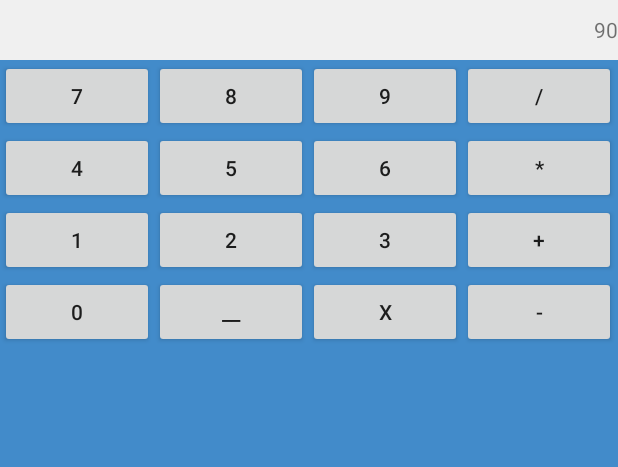
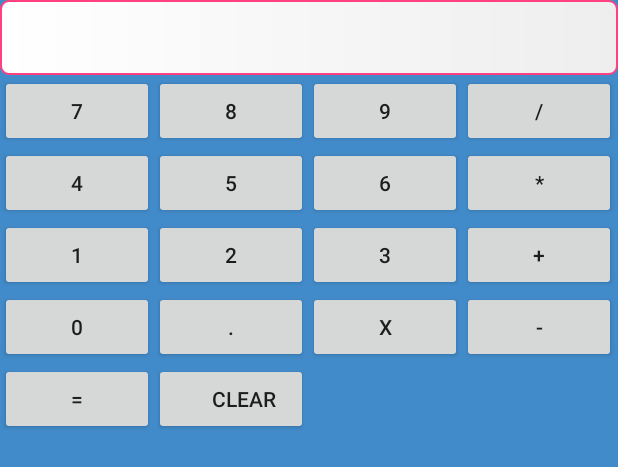
Before and after one commit to ilovezy/AndriodBasic, an Android app: the layout calculator.xml on its own in the app's theme, with its tools: preview values and no code run, on a phone screen of 412 x 824 dp. Shown: the top 467 px of the screen. Run offline under Robolectric (Android 15) with nearby library versions, the phone set to English and light mode, and no system bars.

Commit message:
a mini calculator with so many bugs that can not even run up

```diff
--- /dev/null
+++ b/app/src/main/res/drawable-night/edit_text.xml
@@ -0,0 +1,8 @@
+<?xml version="1.0" encoding="utf-8"?>
+<shape xmlns:android="http://schemas.android.com/apk/res/android">
+    <corners android:radius="5dp" />
+    <gradient
+        android:startColor="@color/colorWhite"
+        android:endColor="#eee" />
+    <stroke android:width="1dp" android:color="@color/colorAccent"></stroke>
+</shape>
--- /dev/null
+++ b/app/src/main/res/drawable/btn_orange.xml
@@ -0,0 +1,6 @@
+<?xml version="1.0" encoding="utf-8"?>
+<shape xmlns:android="http://schemas.android.com/apk/res/android">
+    <corners android:radius="5dp" />
+    <gradient android:startColor="@color/colorAccent" android:endColor="@color/colorAccent" />
+    <stroke android:width="1dp" android:color="@color/colorAccent"></stroke>
+</shape>
--- /dev/null
+++ b/app/src/main/res/drawable/edit_text.xml
@@ -0,0 +1,8 @@
+<?xml version="1.0" encoding="utf-8"?>
+<shape xmlns:android="http://schemas.android.com/apk/res/android">
+    <corners android:radius="5dp" />
+    <gradient
+        android:startColor="@color/colorWhite"
+        android:endColor="#eee" />
+    <stroke android:width="1dp" android:color="@color/colorAccent"></stroke>
+</shape>
--- a/app/src/main/res/layout/calculator.xml
+++ b/app/src/main/res/layout/calculator.xml
@@ -5,12 +5,13 @@
     android:stretchColumns="*"
     android:background="@color/colorPrimary"
     >
-    <TextView
-        android:background="#f0f0f0"
-        android:layout_width="match_parent"
-        android:layout_height="40dp"
-        android:text="90"
-        android:gravity="right|center" />
+    <EditText
+        android:id="@+id/editText"
+        android:background="@drawable/edit_text"
+        android:layout_height="50dp"
+        android:enabled="false"
+        />
+
     <TableRow>
         <Button
             android:layout_width="wrap_content"
@@ -32,7 +33,7 @@
         <Button
             android:layout_width="wrap_content"
             android:layout_height="wrap_content"
-            android:id="@+id/btnDidision"
+            android:id="@+id/btnDivide"
             android:text="/" />
     </TableRow>
     <TableRow>
@@ -56,7 +57,7 @@
         <Button
             android:layout_width="wrap_content"
             android:layout_height="wrap_content"
-            android:id="@+id/btnMultiplication"
+            android:id="@+id/btnMultiply"
             android:text="*" />
     </TableRow>
     <TableRow>
@@ -89,13 +90,11 @@
             android:layout_height="wrap_content"
             android:id="@+id/btn0"
             android:text="0" />
-
         <Button
             android:layout_width="wrap_content"
             android:layout_height="wrap_content"
-            android:id="@+id/btnSpace"
-            android:text="__" />
-
+            android:id="@+id/btnPoint"
+            android:text="." />
         <Button
             android:layout_width="wrap_content"
             android:layout_height="wrap_content"
@@ -107,4 +106,19 @@
             android:id="@+id/btnMinus"
             android:text="-" />
     </TableRow>
+
+    <TableRow>
+        <Button
+            android:layout_width="wrap_content"
+            android:layout_height="wrap_content"
+            android:id="@+id/btnEquals"
+            android:text="="/>
+
+        <Button
+            android:layout_width="wrap_content"
+            android:layout_height="wrap_content"
+            android:paddingLeft="30dp"
+            android:id="@+id/btnClear"
+            android:text="clear" />
+    </TableRow>
 </TableLayout>
```
Also changed, not shown: app/src/main/AndroidManifest.xml (+16 -3 lines), app/src/main/java/com/example/a/myapplication/Calculator.java (added, +178 -0 lines), 1 other file.
